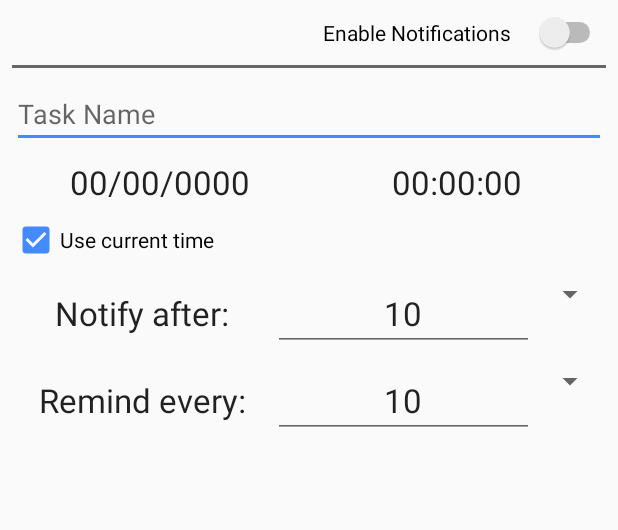
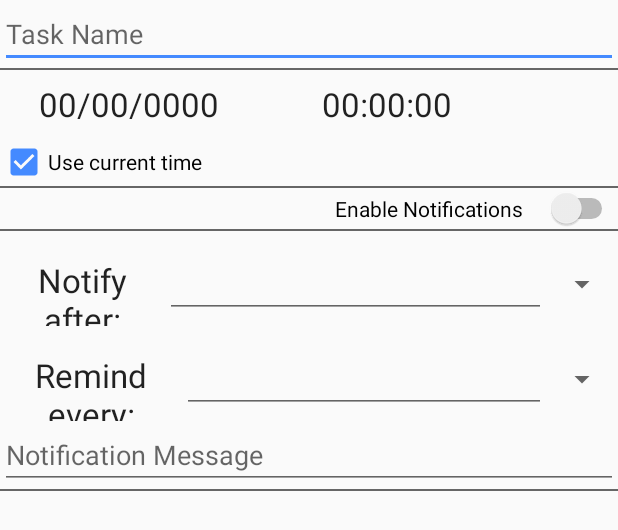
Before and after one commit to AKPWebDesign/WhenApp-Android, an Android app: the layout activity_task_view.xml on its own in the app's theme, with its tools: preview values and no code run, on a phone screen of 412 x 824 dp. Shown: the top 530 px of the screen. Run offline under Robolectric (Android 15) with nearby library versions, the phone set to English and light mode, and no system bars.

Commit message:
More notification stuff

```diff
--- a/app/src/main/java/tech/akpmakes/android/taskkeeper/SettingsActivity.java
+++ b/app/src/main/java/tech/akpmakes/android/taskkeeper/SettingsActivity.java
@@ -227,6 +227,8 @@ public class SettingsActivity extends AppCompatActivity {
                 });
             }
 
+            addPreferencesFromResource(R.xml.pref_general_notifications);
+
             String package_name =  this.getActivity().getApplicationContext().getPackageName();
             final Uri uri = Uri.parse("market://details?id=" + (!package_name.endsWith(".debug") ? package_name : package_name.substring(0, package_name.length() - 6)));
 
--- a/app/src/main/java/tech/akpmakes/android/taskkeeper/TaskViewActivity.java
+++ b/app/src/main/java/tech/akpmakes/android/taskkeeper/TaskViewActivity.java
@@ -12,11 +12,12 @@ import android.view.MenuItem;
 import android.view.View;
 import android.view.WindowManager;
 import android.widget.ArrayAdapter;
-import android.widget.Button;
 import android.widget.CheckBox;
 import android.widget.CompoundButton;
 import android.widget.EditText;
+import android.widget.LinearLayout;
 import android.widget.Spinner;
+import android.widget.Switch;
 import android.widget.TextView;
 
 import com.wdullaer.materialdatetimepicker.date.DatePickerDialog;
@@ -34,6 +35,8 @@ public class TaskViewActivity extends AppCompatActivity implements DatePickerDia
     TextView taskDate;
     TextView taskTime;
     CheckBox useCurrentTime;
+    LinearLayout notifyHeader;
+    LinearLayout notifyContainer;
     String whenKey;
 
     @Override
@@ -109,6 +112,17 @@ public class TaskViewActivity extends AppCompatActivity implements DatePickerDia
             }
         });
 
+        notifyHeader = findViewById(R.id.notification_switch_container);
+        notifyContainer = findViewById(R.id.notify_container);
+        Switch notifyButton = findViewById(R.id.notify_button);
+        updateNotificationDisplay(notifyButton.isChecked());
+        notifyButton.setOnCheckedChangeListener(new CompoundButton.OnCheckedChangeListener() {
+            @Override
+            public void onCheckedChanged(CompoundButton compoundButton, boolean b) {
+                updateNotificationDisplay(b);
+            }
+        });
+
         Spinner notify_after = findViewById(R.id.notify_after_units_spinner);
         Spinner remind_every = findViewById(R.id.remind_every_units_spinner);
         // Create an ArrayAdapter using the string array and a default spinner layout
@@ -125,6 +139,11 @@ public class TaskViewActivity extends AppCompatActivity implements DatePickerDia
 
     private long delay() {
         return 1000 - (SystemClock.uptimeMillis() % 1000);
+    }
+
+    private void updateNotificationDisplay(boolean b) {
+        notifyHeader.setShowDividers(b ? LinearLayout.SHOW_DIVIDER_NONE : LinearLayout.SHOW_DIVIDER_END);
+        notifyContainer.setVisibility(b ? View.VISIBLE : View.GONE);
     }
 
     private void saveTask() {
--- a/app/src/main/res/layout/activity_task_view.xml
+++ b/app/src/main/res/layout/activity_task_view.xml
@@ -5,44 +5,6 @@
     android:layout_width="match_parent"
     android:layout_height="match_parent"
     tools:context="tech.akpmakes.android.taskkeeper.TaskViewActivity">
-
-    <LinearLayout
-        android:layout_width="match_parent"
-        android:layout_height="wrap_content"
-        android:id="@+id/notification_switch_container"
-        app:layout_constraintStart_toStartOf="parent"
-        android:layout_marginStart="8dp"
-        android:layout_marginEnd="8dp"
-        app:layout_constraintEnd_toEndOf="parent"
-        app:layout_constraintTop_toTopOf="parent"
-        android:layout_marginTop="8dp">
-
-        <View
-            android:layout_width="0dp"
-            android:layout_height="0dp"
-            android:layout_weight="1" />
-
-        <Switch
-            android:id="@+id/enable_notifications"
-            android:layout_width="wrap_content"
-            android:layout_height="wrap_content"
-            android:checked="false"
-            android:switchPadding="15dp"
-            android:text="@string/enable_notifications" />
-    </LinearLayout>
-
-    <LinearLayout
-        android:id="@+id/divider"
-        android:orientation="vertical"
-        android:layout_width="fill_parent"
-        android:layout_height="2dp"
-        android:background="@drawable/line_divider"
-        android:layout_marginEnd="8dp"
-        android:layout_marginStart="8dp"
-        app:layout_constraintEnd_toEndOf="parent"
-        app:layout_constraintStart_toStartOf="parent"
-        android:layout_marginTop="8dp"
-        app:layout_constraintTop_toBottomOf="@+id/notification_switch_container" />
 
     <EditText
         android:id="@+id/task_name_content"
@@ -54,24 +16,25 @@
         android:inputType="text|textAutoCorrect|textCapSentences"
         android:textAlignment="textStart"
         android:gravity="start"
-        android:layout_marginEnd="8dp"
-        android:layout_marginStart="8dp"
         app:layout_constraintEnd_toEndOf="parent"
         app:layout_constraintStart_toStartOf="parent"
-        android:layout_marginTop="8dp"
-        app:layout_constraintTop_toBottomOf="@+id/divider" />
+        android:layout_marginTop="8dp"/>
+
+    <LinearLayout style="@style/LinearDivider"
+        android:id="@+id/time_container"
+        android:layout_width="match_parent"
+        android:layout_height="wrap_content"
+        android:orientation="vertical"
+        android:showDividers="beginning|end"
+        app:layout_constraintTop_toBottomOf="@id/task_name_content">
 
         <LinearLayout
-        android:layout_width="match_parent"
+            android:layout_width="344dp"
             android:layout_height="wrap_content"
-        android:layout_marginEnd="8dp"
-        android:layout_marginStart="8dp"
             android:layout_marginTop="8dp"
             android:orientation="horizontal"
             app:layout_constraintEnd_toEndOf="parent"
-        app:layout_constraintStart_toStartOf="parent"
-        app:layout_constraintTop_toBottomOf="@+id/task_name_content"
-        android:id="@+id/linearLayout">
+            app:layout_constraintStart_toStartOf="parent">
 
             <TextView
                 android:id="@+id/task_when_date"
@@ -100,33 +63,64 @@
             android:id="@+id/useCurrentTime"
             android:layout_width="wrap_content"
             android:layout_height="wrap_content"
-        android:layout_marginStart="8dp"
             android:layout_marginTop="8dp"
             android:checked="true"
             android:text="@string/use_current_time"
+            app:layout_constraintStart_toStartOf="parent"/>
+    </LinearLayout>
+
+    <LinearLayout style="@style/LinearDivider"
+        android:id="@+id/notification_switch_container"
+        android:layout_width="0dp"
+        android:orientation="vertical"
+        android:layout_height="wrap_content"
+        android:layout_marginTop="0dp"
+        app:layout_constraintEnd_toEndOf="parent"
         app:layout_constraintStart_toStartOf="parent"
-        app:layout_constraintTop_toBottomOf="@+id/linearLayout"
-        android:layout_marginLeft="8dp" />
+        app:layout_constraintTop_toBottomOf="@id/time_container">
 
         <LinearLayout
-        android:id="@+id/notify_after_container"
-        android:layout_width="match_parent"
+            android:layout_width="wrap_content"
             android:layout_height="wrap_content"
-        android:layout_marginEnd="8dp"
-        android:layout_marginStart="8dp"
+            android:layout_weight="1"
+            android:layout_marginTop="0dp"
+            app:layout_constraintEnd_toEndOf="parent"
+            app:layout_constraintStart_toStartOf="parent">
+            <View
+                android:layout_width="0dp"
+                android:layout_height="0dp"
+                android:layout_weight="1" />
+
+            <Switch
+                android:id="@+id/notify_button"
+                android:layout_width="wrap_content"
+                android:layout_height="wrap_content"
+                android:checked="false"
+                android:switchPadding="15dp"
+                android:text="@string/enable_notifications" />
+        </LinearLayout>
+    </LinearLayout>
+
+    <LinearLayout style="@style/LinearDivider"
+        android:id="@+id/notify_container"
+        android:layout_width="0dp"
+        android:orientation="vertical"
+        android:layout_height="wrap_content"
+        app:layout_constraintTop_toBottomOf="@id/notification_switch_container">
+
+        <LinearLayout
+            android:layout_width="wrap_content"
+            android:layout_height="wrap_content"
             android:layout_marginTop="8dp"
             android:orientation="horizontal"
             app:layout_constraintEnd_toEndOf="parent"
-        app:layout_constraintStart_toStartOf="parent"
-        app:layout_constraintTop_toBottomOf="@+id/useCurrentTime" >
+            app:layout_constraintStart_toStartOf="parent">
 
             <TextView
-            android:id="@+id/task_notification_label_notify_after"
                 android:layout_width="0dp"
                 android:layout_height="wrap_content"
                 android:layout_weight="1"
-            android:ems="10"
-            android:gravity="start"
+                android:gravity="center"
                 android:text="@string/notification_label_notify_after"
                 android:textAlignment="center"
                 android:textAppearance="@style/TextAppearance.AppCompat.Large" />
@@ -138,39 +132,32 @@
                 android:layout_weight="1"
                 android:ems="10"
                 android:gravity="start"
-            android:text="@string/default_value_notify_after"
+                android:inputType="numberSigned"
                 android:textAlignment="center"
-            android:textAppearance="@style/TextAppearance.AppCompat.Large"
-            android:inputType="numberSigned" />
+                android:textAppearance="@style/TextAppearance.AppCompat.Large" />
 
             <Spinner
                 android:id="@+id/notify_after_units_spinner"
                 android:layout_width="wrap_content"
-            android:layout_height="wrap_content">
-
-        </Spinner>
+                android:layout_height="fill_parent"
+                android:spinnerMode="dialog"/>
         </LinearLayout>
 
         <LinearLayout
-        android:layout_width="match_parent"
+            android:layout_width="wrap_content"
             android:layout_height="wrap_content"
-        android:layout_marginEnd="8dp"
-        android:layout_marginStart="8dp"
             android:layout_marginTop="8dp"
             android:orientation="horizontal"
             app:layout_constraintEnd_toEndOf="parent"
-        app:layout_constraintStart_toStartOf="parent"
-        app:layout_constraintTop_toBottomOf="@+id/notify_after_container" >
+            app:layout_constraintStart_toStartOf="parent">
 
             <TextView
-            android:id="@+id/task_notification_label_remind_every"
                 android:layout_width="0dp"
                 android:layout_height="wrap_content"
                 android:layout_weight="1"
-            android:ems="10"
-            android:gravity="start"
+                android:gravity="center"
                 android:text="@string/notification_label_remind_every"
-            android:textAlignment="center"
+                android:textAlignment="gravity"
                 android:textAppearance="@style/TextAppearance.AppCompat.Large" />
 
             <EditText
@@ -180,7 +167,6 @@
                 android:layout_weight="1"
                 android:ems="10"
                 android:gravity="start"
-            android:text="@string/default_value_notify_after"
                 android:textAlignment="center"
                 android:textAppearance="@style/TextAppearance.AppCompat.Large"
                 android:inputType="numberSigned" />
@@ -188,9 +174,16 @@
             <Spinner
                 android:id="@+id/remind_every_units_spinner"
                 android:layout_width="wrap_content"
-            android:layout_height="wrap_content">
-
-        </Spinner>
+                android:layout_height="fill_parent"
+                />
         </LinearLayout>
 
+        <EditText
+            android:layout_width="match_parent"
+            android:layout_height="wrap_content"
+            android:layout_weight="1"
+            android:gravity="start"
+            android:inputType="textCapSentences"
+            android:hint="Notification Message"/>
+    </LinearLayout>
 </android.support.constraint.ConstraintLayout>
--- a/app/src/main/res/values/styles.xml
+++ b/app/src/main/res/values/styles.xml
@@ -24,4 +24,8 @@
         <item name="android:textColor">@android:color/white</item>
     </style>
 
+    <style name="LinearDivider">
+        <item name="android:divider">@drawable/line_divider</item>
+        <item name="android:showDividers">end</item>
+    </style>
 </resources>
--- /dev/null
+++ b/app/src/main/res/xml/pref_general_notifications.xml
@@ -0,0 +1,10 @@
+<PreferenceScreen xmlns:android="http://schemas.android.com/apk/res/android">
+    <SwitchPreference
+        android:id="@+id/notify"
+        android:key="notify_preference"
+        android:title="Enable Notifications"
+        android:summaryOn="Notifications enabled for this device"
+        android:summaryOff="Notifications disabled for this device"
+        android:defaultValue="false"
+        />
+</PreferenceScreen>
```
Lines whose indentation alone changed are shown as unchanged.
